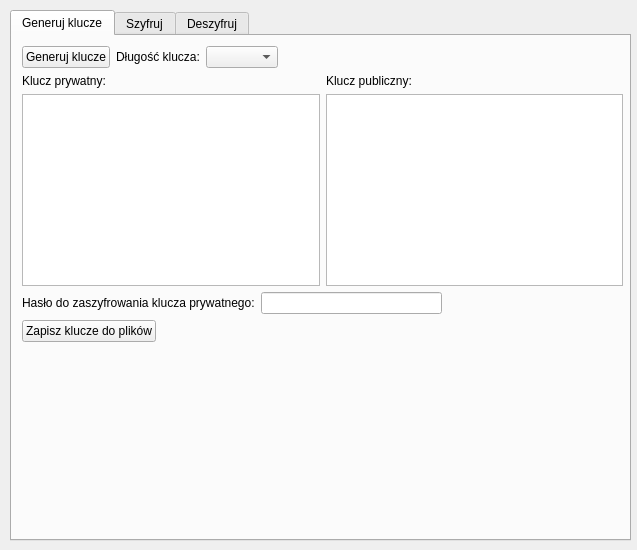
Old version of the form application.ui in the repository Kostu96/gut-cryptography-project.
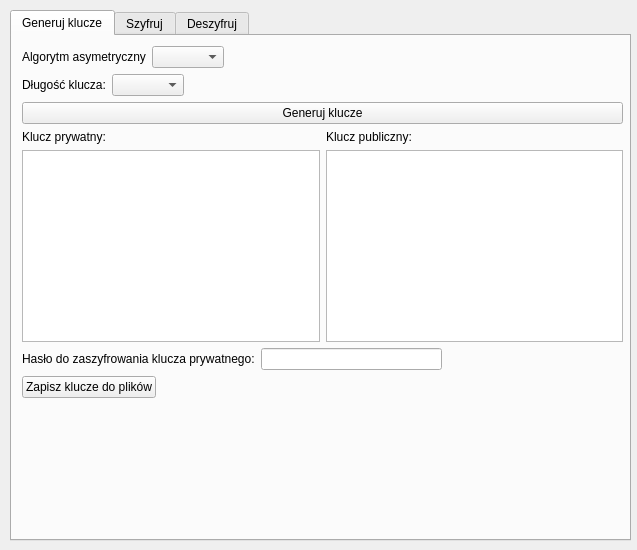
New version of the form. The open tabs and pages were chosen to show the change.

The edit to the form file:
```diff
--- a/application.ui
+++ b/application.ui
@@ -36,19 +36,39 @@
         <x>10</x>
         <y>10</y>
         <width>601</width>
-        <height>376</height>
+        <height>491</height>
        </rect>
       </property>
       <layout class="QVBoxLayout" name="verticalLayout">
        <item>
-        <layout class="QHBoxLayout" name="horizontalLayout">
+        <layout class="QHBoxLayout" name="horizontalLayout_11">
          <item>
-          <widget class="QPushButton" name="genKeysBtn">
+          <widget class="QLabel" name="label_10">
            <property name="text">
-            <string>Generuj klucze</string>
+            <string>Algorytm asymetryczny</string>
            </property>
           </widget>
          </item>
+         <item>
+          <widget class="QComboBox" name="asymAlgoComboBox"/>
+         </item>
+         <item>
+          <spacer name="horizontalSpacer_4">
+           <property name="orientation">
+            <enum>Qt::Horizontal</enum>
+           </property>
+           <property name="sizeHint" stdset="0">
+            <size>
+             <width>40</width>
+             <height>20</height>
+            </size>
+           </property>
+          </spacer>
+         </item>
+        </layout>
+       </item>
+       <item>
+        <layout class="QHBoxLayout" name="horizontalLayout_3">
          <item>
           <widget class="QLabel" name="label_3">
            <property name="text">
@@ -78,6 +98,17 @@
          </item>
         </layout>
        </item>
+       <item>
+        <layout class="QHBoxLayout" name="horizontalLayout">
+         <item>
+          <widget class="QPushButton" name="genKeysBtn">
+           <property name="text">
+            <string>Generuj klucze</string>
+           </property>
+          </widget>
+         </item>
+        </layout>
+       </item>
        <item>
         <layout class="QHBoxLayout" name="horizontalLayout_4">
          <property name="sizeConstraint">
```
Left out of the diff: 22 changed lines with no effect on the pictures.
